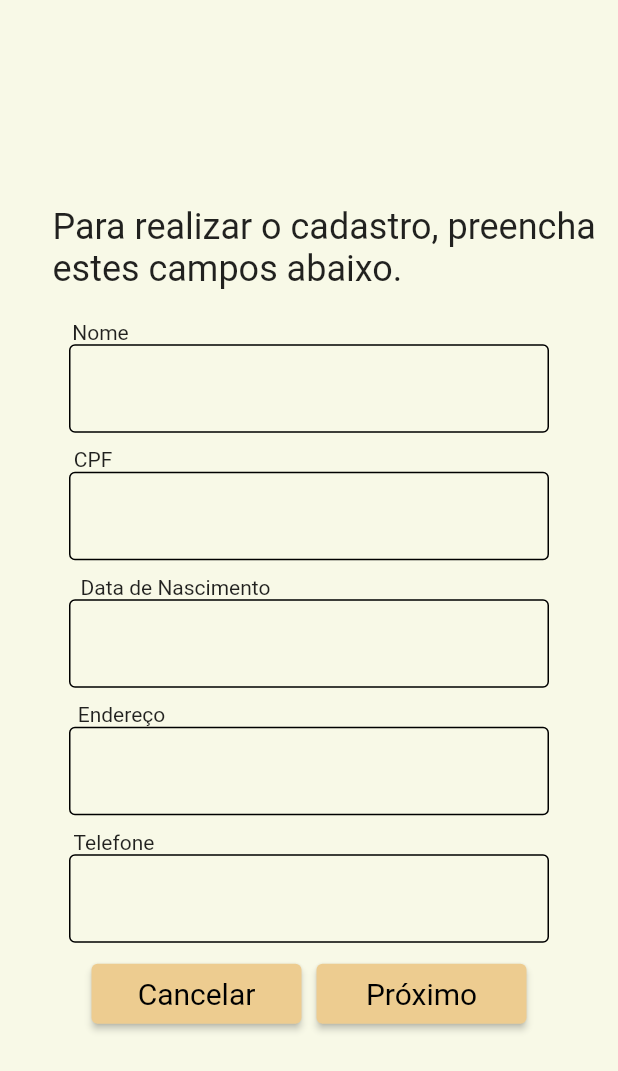
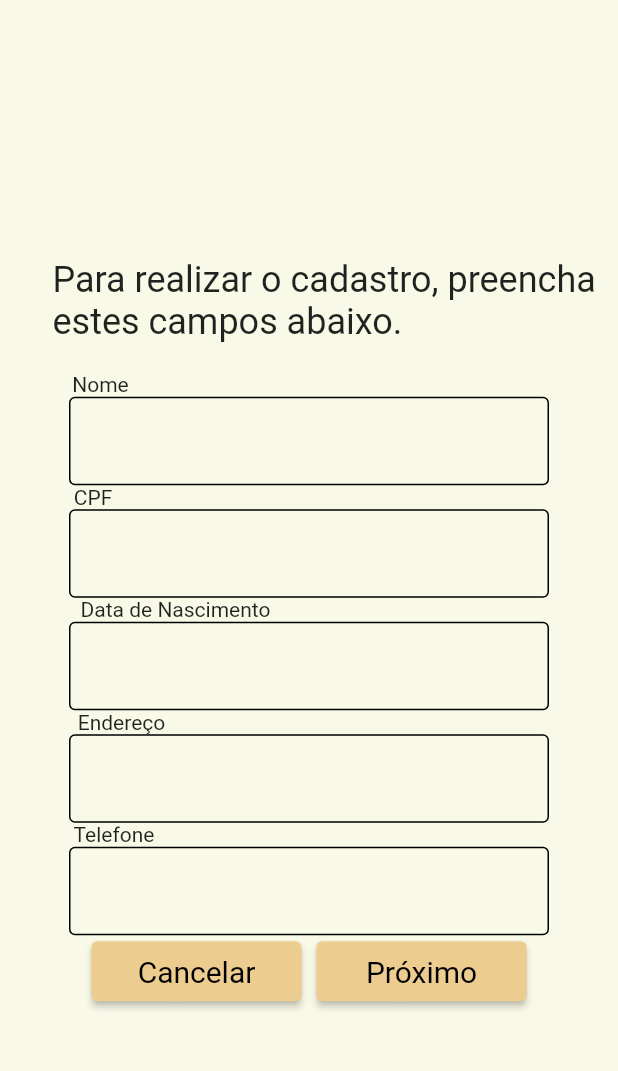
Before and after one commit to KevynSantos/barber_shop_freestyle, a Flutter app: the RegisterPage screen opened directly, on a phone screen of 412 x 824 dp. Shown: the top 1071 px of the screen. Run offline on Flutter 3.47's test engine with Material 2 defaults, Android fonts, the phone set to English and light mode, and no system bars; our stand-ins replace camera, flutter_bloc, flutter_secure_storage, fluttertoast, localstorage, mask_text_input_formatter; missing offline and left inert: cpf_cnpj_validator; accounts and stored records are empty.

Commit message:
Corrigindo bug de front no cadastro

```diff
--- a/lib/blocs/RegisterBloc.dart
+++ b/lib/blocs/RegisterBloc.dart
@@ -62,17 +62,17 @@ class RegisterBloc extends StatelessWidget {
               bloc = Column(
                 children: [
                     Table(
+                      defaultColumnWidth: IntrinsicColumnWidth(),
                       children: [
                         TableRow(
                           children: [
                             TableCell(child: Column(
                               children: [
-                                Center(child: Padding(child: Text("Para realizar o cadastro, preencha estes campos abaixo.",style: TextStyle(fontSize: 24),),padding: EdgeInsets.only(left: 35,bottom: 20,right: 10),)),
+                                Center(child: Padding(child: Text("Para realizar o cadastro, preencha estes campos abaixo.",style: TextStyle(fontSize: 24),),padding: EdgeInsets.only(left: 35,bottom: 20,right: 10,top:20),)),
                                 Padding(
                                     padding: const EdgeInsets.only(right: 278),
                                     child: Text('Nome')),
                                 FieldText(null, _name_controller,false,Null).getElement(),
-                                Padding(padding: const EdgeInsets.only(top: 10)),
                               ],
                             )
 
@@ -87,7 +87,6 @@ class RegisterBloc extends StatelessWidget {
                                       padding: const EdgeInsets.only(right: 288),
                                       child: Text('CPF')),
                                   FieldText(null, _cpf_controller,false,MaskTextInputFormatter(mask: "###.###.###-##", filter: {"#": RegExp(r'[0-9]')})).getElement(),
-                                  Padding(padding: const EdgeInsets.only(top: 10)),
                                 ],
                               )
 
@@ -102,7 +101,6 @@ class RegisterBloc extends StatelessWidget {
                                       padding: const EdgeInsets.only(right: 178),
                                       child: Text('Data de Nascimento')),
                                   FieldText(null, _data_nascimento_controller,false,Null).getElement(),
-                                  Padding(padding: const EdgeInsets.only(top: 10)),
                                 ],
                               )
 
@@ -117,7 +115,6 @@ class RegisterBloc extends StatelessWidget {
                                       padding: const EdgeInsets.only(right: 250),
                                       child: Text('Endereço')),
                                   FieldText(null, _endereco_controller,false,Null).getElement(),
-                                  Padding(padding: const EdgeInsets.only(top: 10)),
                                 ],
                               )
 
@@ -132,7 +129,6 @@ class RegisterBloc extends StatelessWidget {
                                       padding: const EdgeInsets.only(right: 260),
                                       child: Text('Telefone')),
                                   FieldText(null, _telefone_controller,false,Null).getElement(),
-                                  Padding(padding: const EdgeInsets.only(top: 10)),
                                 ],
                               )
 
--- a/lib/pages/Register.dart
+++ b/lib/pages/Register.dart
@@ -57,7 +57,7 @@ class _RegisterPageState extends State<RegisterPage> {
                 ),
               )
           ),
-        resizeToAvoidBottomInset: false
+        resizeToAvoidBottomInset: true
     );
   }
 }
```
